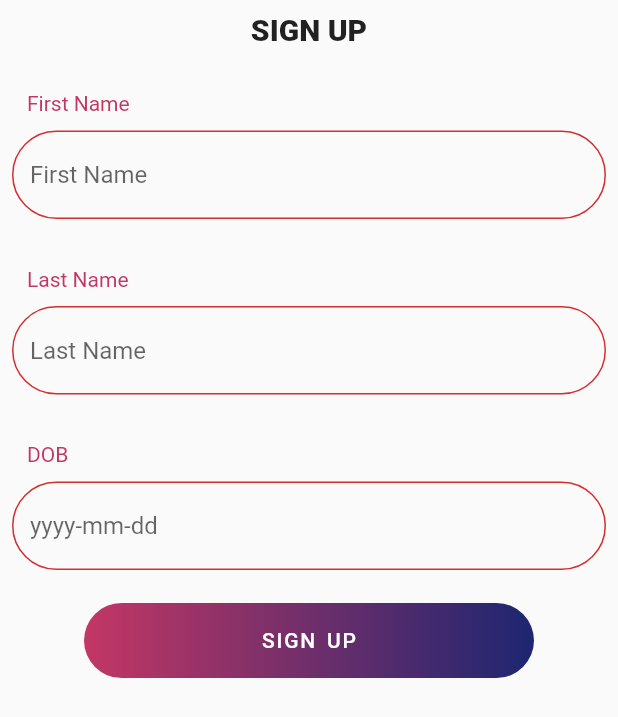
After one commit to nishithahub95/sign-in-page, a Flutter app: the screen it shows after launch, after a tap on "Sign Up", on a phone screen of 412 x 824 dp. The commit adds this screen. Shown: the top 717 px of the screen. Run offline on Flutter 3.47's test engine with Material 2 defaults, Android fonts, the phone set to English and light mode, and no system bars; our stand-ins replace flutter_svg.

Commit message:
Sign un page

```diff
--- a/lib/main.dart
+++ b/lib/main.dart
@@ -1,5 +1,7 @@
 import 'package:flutter/material.dart';
+import 'package:provider/provider.dart';
 import 'package:signinpageui/signin_page/home_page.dart';
+import 'package:signinpageui/validation/signup_validation.dart';
 
 void main(){
   runApp(MyApp());
@@ -9,9 +11,12 @@ class MyApp extends StatelessWidget {
 
   @override
   Widget build(BuildContext context) {
-    return MaterialApp(
-      debugShowCheckedModeBanner: false,
-      home: HomePage(),
+    return ChangeNotifierProvider(
+      create: (context) => SignupValidation(),
+      child: MaterialApp(
+        debugShowCheckedModeBanner: false,
+        home: HomePage(),
+      ),
     );
   }
 }
--- a/lib/signin_page/home_page.dart
+++ b/lib/signin_page/home_page.dart
@@ -4,6 +4,7 @@ import 'package:signinpageui/Icon_container.dart';
 import 'package:signinpageui/signin_page/fasebookTwitter.dart';
 import 'package:signinpageui/signin_page/logo_container.dart';
 import 'package:signinpageui/signin_page/orDivider.dart';
+import 'package:signinpageui/signup_page/sign_up.dart';
 
 class HomePage extends StatefulWidget {
   const HomePage({Key? key}) : super(key: key);
@@ -185,12 +186,17 @@ class _HomePageState extends State<HomePage> {
                               style:
                                   TextStyle(color: Colors.grey, fontSize: 18),
                             ),
-                            Text(
-                              'Sign Up',
-                              style: TextStyle(
-                                  color: Color(0xff1D2671),
-                                  fontSize: 18,
-                                  fontWeight: FontWeight.bold),
+                            InkWell(
+                              onTap: (){
+                                Navigator.push(context,MaterialPageRoute(builder:(context)=> SignUp()));
+                              },
+                              child: Text(
+                                'Sign Up',
+                                style: TextStyle(
+                                    color: Color(0xff1D2671),
+                                    fontSize: 18,
+                                    fontWeight: FontWeight.bold),
+                              ),
                             )
                           ],
                         ),
--- /dev/null
+++ b/lib/signup_page/sign_up.dart
@@ -0,0 +1,125 @@
+import 'package:flutter/material.dart';
+import 'package:provider/provider.dart';
+
+import 'package:signinpageui/validation/signup_validation.dart';
+
+class SignUp extends StatelessWidget {
+
+
+  @override
+  Widget build(BuildContext context) {
+    final validationService = Provider.of<SignupValidation>(context);
+    return Scaffold(
+
+      body: Padding(
+        padding: const EdgeInsets.all(8.0),
+        child: Column(
+
+          children: <Widget>[
+            Padding(
+              padding: EdgeInsets.only(bottom: 20),
+              child: Text(
+                'SIGN UP',
+                style: TextStyle(
+                  fontWeight: FontWeight.w900,
+                  fontSize: 20,
+                ),
+              ),
+            ),
+            Padding(
+              padding: const EdgeInsets.all(10.0),
+              child: Row(
+                mainAxisAlignment: MainAxisAlignment.start,
+                children: [
+                  Text('First Name',style: TextStyle(color: Color(0xffC33764)),),
+                ],
+              ),
+            ),
+            TextField(
+              decoration: InputDecoration(
+                hintText: 'First Name',
+                border: OutlineInputBorder(
+                    borderRadius: BorderRadius.circular(30)),
+
+                errorText: validationService.firstName.error,
+              ),
+              onChanged: (String value) {
+                validationService.changeFirstName(value);
+              },
+            ),
+            Padding(
+              padding: const EdgeInsets.all(10.0),
+              child: Row(
+                mainAxisAlignment: MainAxisAlignment.start,
+                children: [
+                  Text('Last Name',style: TextStyle(color: Color(0xffC33764)),),
+                ],
+              ),
+            ),
+            TextField(
+              decoration: InputDecoration(
+                hintText: 'Last Name',
+                border: OutlineInputBorder(
+                    borderRadius: BorderRadius.circular(30)),
+
+                errorText: validationService.lastName.error,
+              ),
+              onChanged: (String value) {
+                validationService.changeLastName(value);
+              },
+            ),
+            Padding(
+              padding: const EdgeInsets.all(10.0),
+              child: Row(
+                mainAxisAlignment: MainAxisAlignment.start,
+                children: [
+                  Text('DOB',style: TextStyle(color: Color(0xffC33764)),),
+                ],
+              ),
+            ),
+            TextField(
+
+              decoration: InputDecoration(
+                 // hintText: 'Dob',
+                  border: OutlineInputBorder(
+                      borderRadius: BorderRadius.circular(30)),
+
+                  errorText: validationService.dob.error,
+                  hintText: "yyyy-mm-dd"
+              ),
+              onChanged: (String value) {
+                validationService.changeDOB(value);
+              },
+            ),
+
+                Container(
+                  height: 50,
+                  width: 300,
+                  decoration: BoxDecoration(
+                      color: Colors.teal,
+                      borderRadius: BorderRadius.circular(30),
+                      gradient: LinearGradient(
+                        colors: [
+                          Color(0xffC33764),
+                          Color(0xff1D2671)
+                        ],
+                        //begin: Alignment.,
+                        //end: Alignment.bottomCenter
+                        //
+                      )),
+                  child:FloatingActionButton(
+                    backgroundColor: Colors.transparent,
+                    elevation: 0,
+                    focusElevation: 0,
+                    focusColor:Colors.transparent ,
+                    child: Text('SIGN UP',style: TextStyle(color: Colors.white,wordSpacing: 2),),
+                    onPressed:  (!validationService.isValid) ? null : validationService.submitData,
+                  ),
+                ),
+              ],
+            )
+
+      ),
+    );
+  }
+}
--- /dev/null
+++ b/lib/validation/signup_validation.dart
@@ -0,0 +1,57 @@
+
+import 'package:flutter/material.dart';
+import 'package:signinpageui/validation/validation_item.dart';
+
+class SignupValidation with ChangeNotifier {
+
+  ValidationItem _firstName = ValidationItem('','');
+  ValidationItem _lastName = ValidationItem('','');
+  ValidationItem _dob = ValidationItem('','');
+
+  //Getters
+  ValidationItem get firstName => _firstName;
+  ValidationItem get lastName => _lastName;
+  ValidationItem get dob => _dob;
+  bool get isValid {
+    if (_lastName.value != null && _firstName.value != null && dob.value != null){
+      return true;
+    } else {
+      return false;
+    }
+  }
+
+  //Setters
+  void changeFirstName(String value){
+    if (value.length >= 3){
+      _firstName=ValidationItem(value,'');
+    } else {
+      _firstName=ValidationItem('', "Must be at least 3 characters");
+    }
+    notifyListeners();
+  }
+
+  void changeLastName(String value){
+    if (value.length >= 3){
+      _lastName=ValidationItem(value,'');
+    } else {
+      _lastName=ValidationItem('', "Must be at least 3 characters");
+    }
+    notifyListeners();
+  }
+
+  void changeDOB(String value){
+    try {
+      DateTime.parse(value);
+      _dob=ValidationItem(value,'');
+    } catch(error){
+      _dob =ValidationItem('', "Invalid Formt");
+    }
+    notifyListeners();
+  }
+
+  void submitData(){
+    print("FirstName: ${firstName.value}, LastName: ${lastName.value}, ${DateTime.parse(dob.value)}");
+  }
+
+
+}
--- /dev/null
+++ b/lib/validation/validation_item.dart
@@ -0,0 +1,6 @@
+class ValidationItem {
+  final String value;
+  final String error;
+
+  ValidationItem(this.value, this.error);
+}
--- a/pubspec.yaml
+++ b/pubspec.yaml
@@ -32,6 +32,7 @@ dependencies:
   flutter:
     sdk: flutter
   flutter_svg:
+  provider:
 
 
   # The following adds the Cupertino Icons font to your application.
```
Also changed, not shown: pubspec.lock, shootshoot/login.png (added).
